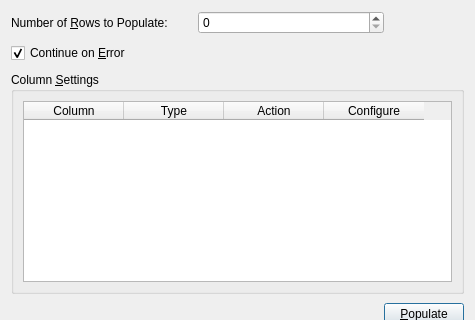
Above: Sqliteman/sqliteman/populatordialog.ui from iamkjg/sqliteman before the change; both pictures show x 0 to 475 and y 0 to 320 of the 475 by 468 pixel window. Below: the same form after it.
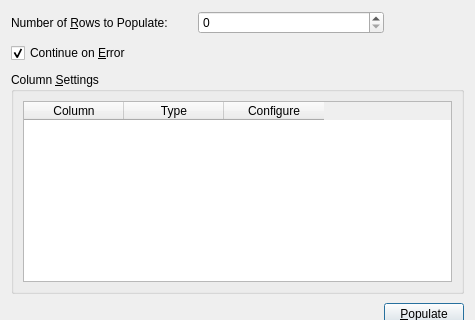
That is the form after the change.

The edit to the form file:
```diff
--- a/Sqliteman/sqliteman/populatordialog.ui
+++ b/Sqliteman/sqliteman/populatordialog.ui
@@ -77,7 +77,7 @@
              <enum>QAbstractItemView::SelectRows</enum>
             </property>
             <property name="columnCount" >
-             <number>4</number>
+             <number>3</number>
             </property>
             <column>
              <property name="text" >
@@ -89,11 +89,6 @@
               <string>Type</string>
              </property>
             </column>
-            <column>
-             <property name="text" >
-              <string>Action</string>
-             </property>
-            </column>
             <column>
              <property name="text" >
               <string>Configure</string>
```
